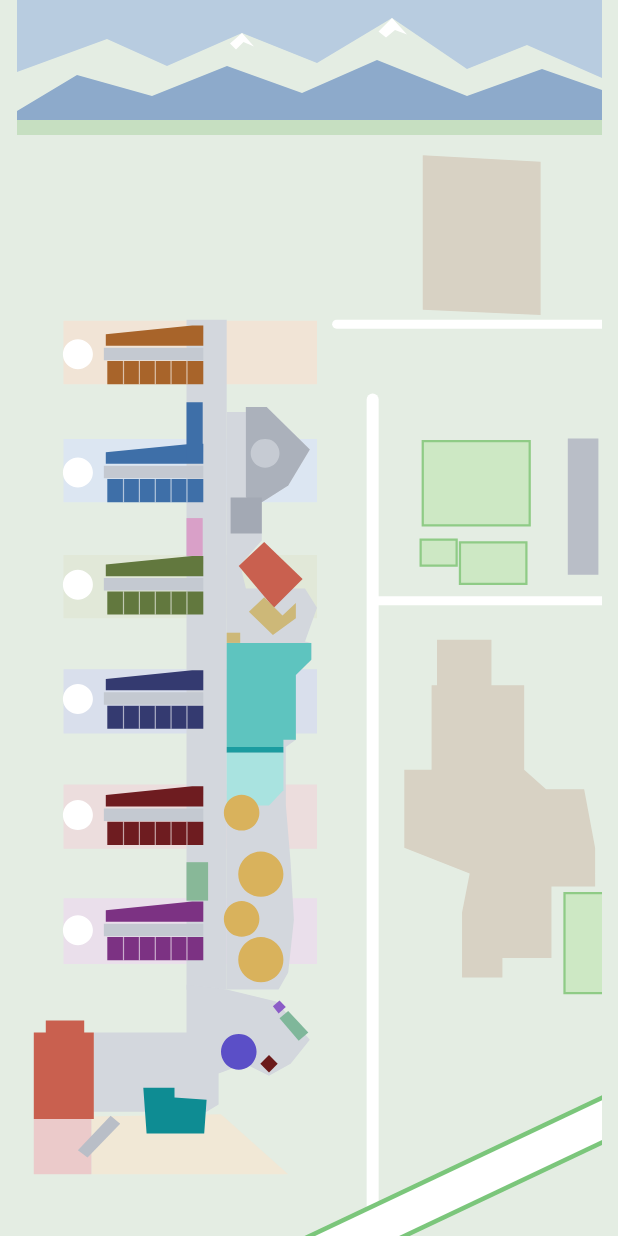
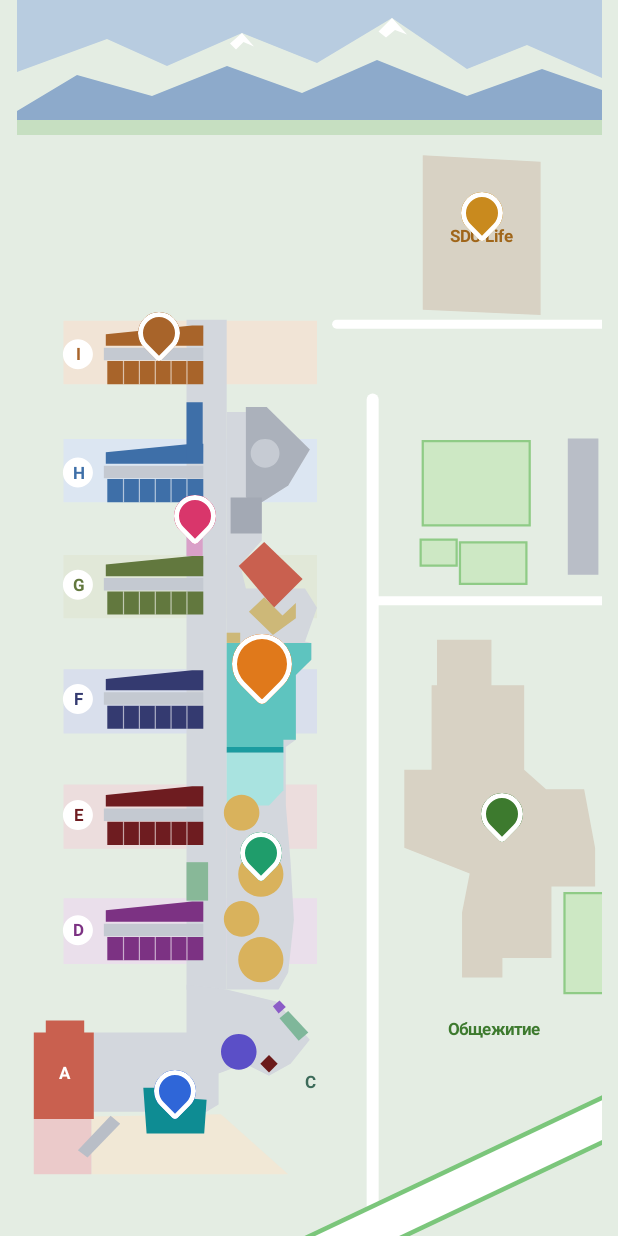
Before and after one commit to meiirzhan04/izde-sdu, an Android app built with Jetpack Compose: the @Preview function CampusMapPreview, on a phone screen of 412 x 824 dp. Run offline under Robolectric (Android 15) with nearby library versions, the phone set to English and light mode, and no system bars.

Commit message:
Add place pins and block labels to CampusMap

```diff
--- a/app/src/main/java/com/sdu/izdesdu/presentation/components/CampusMap.kt
+++ b/app/src/main/java/com/sdu/izdesdu/presentation/components/CampusMap.kt
@@ -2,22 +2,39 @@ package com.sdu.izdesdu.presentation.components
 
 import androidx.compose.foundation.Image
 import androidx.compose.foundation.background
+import androidx.compose.foundation.clickable
 import androidx.compose.foundation.layout.Box
 import androidx.compose.foundation.layout.fillMaxSize
+import androidx.compose.foundation.layout.offset
+import androidx.compose.foundation.layout.padding
 import androidx.compose.foundation.layout.requiredSize
+import androidx.compose.foundation.layout.size
 import androidx.compose.foundation.rememberScrollState
+import androidx.compose.foundation.shape.CircleShape
 import androidx.compose.foundation.verticalScroll
+import androidx.compose.material3.Text
 import androidx.compose.runtime.Composable
 import androidx.compose.ui.Alignment
 import androidx.compose.ui.Modifier
+import androidx.compose.ui.draw.clip
+import androidx.compose.ui.graphics.Color
 import androidx.compose.ui.layout.ContentScale
 import androidx.compose.ui.res.painterResource
+import androidx.compose.ui.text.font.FontWeight
 import androidx.compose.ui.tooling.preview.Preview
 import androidx.compose.ui.unit.dp
+import androidx.compose.ui.unit.sp
 import com.sdu.izdesdu.R
+import com.sdu.izdesdu.data.repository.PlaceRepositoryImpl
+import com.sdu.izdesdu.domain.model.Place
 
 @Composable
-fun CampusMap(modifier: Modifier = Modifier) {
+fun CampusMap(
+    places: List<Place>,
+    selectedId: String?,
+    onPinClick: (String) -> Unit,
+    modifier: Modifier = Modifier
+) {
     Box(
         modifier = modifier
             .background(IzdeColors.MapBackground)
@@ -31,12 +48,83 @@ fun CampusMap(modifier: Modifier = Modifier) {
                 contentScale = ContentScale.FillBounds,
                 modifier = Modifier.fillMaxSize()
             )
+
+            MapLabel("I", 40.6f, 236.2f, Color(0xFFA8642A))
+            MapLabel("H", 40.6f, 315.0f, Color(0xFF3E6FA8))
+            MapLabel("G", 40.6f, 389.8f, Color(0xFF62783E))
+            MapLabel("F", 40.6f, 466.0f, Color(0xFF343A70))
+            MapLabel("E", 40.6f, 543.4f, Color(0xFF6E1C20))
+            MapLabel("D", 40.6f, 620.2f, Color(0xFF7C3283))
+            MapLabel("A", 31.0f, 715.0f, Color.White)
+            MapLabel("B", 105.6f, 740.0f, Color.White)
+            MapLabel("C", 195.2f, 721.0f, Color(0xFF3D6B5A))
+            MapLabel("SDU Life", 309.8f, 157.0f, Color(0xFFA0661A), width = 90f)
+            MapLabel("Общежитие", 317.8f, 686.0f, Color(0xFF3D7A2E), width = 90f)
+
+            YouAreHere(modifier = Modifier.offset(x = 96.dp, y = 845.dp))
+
+            places.forEach { place ->
+                val isSelected = place.id == selectedId
+                val pinSize = if (isSelected) 40.dp else 28.dp
+
+                PlacePin(
+                    color = place.color,
+                    size = pinSize,
+                    modifier = Modifier
+                        .offset(
+                            x = place.mapX.dp - pinSize / 2,
+                            y = place.mapY.dp - pinSize
+                        )
+                        .clickable { onPinClick(place.id) }
+                )
+            }
         }
     }
+}
+
+@Composable
+fun MapLabel(
+    text: String,
+    x: Float,
+    y: Float,
+    color: Color,
+    width: Float = 20f
+) {
+    Box(
+        modifier = Modifier
+            .offset(x = (x - width / 2).dp, y = (y - 10).dp)
+            .size(width = width.dp, height = 20.dp),
+        contentAlignment = Alignment.Center
+    ) {
+        Text(
+            text = text,
+            color = color,
+            fontSize = 11.sp,
+            fontWeight = FontWeight.Bold
+        )
+    }
+}
+
+@Composable
+fun YouAreHere(modifier: Modifier = Modifier) {
+    Box(
+        modifier = modifier
+            .size(16.dp)
+            .clip(CircleShape)
+            .background(Color.White)
+            .padding(3.dp)
+            .clip(CircleShape)
+            .background(IzdeColors.Primary)
+    )
 }
 
 @Preview(widthDp = 390, heightDp = 844)
 @Composable
 fun CampusMapPreview() {
-    CampusMap(modifier = Modifier.fillMaxSize())
+    CampusMap(
+        places = PlaceRepositoryImpl().getPlaces(),
+        selectedId = "canteen",
+        onPinClick = {},
+        modifier = Modifier.fillMaxSize()
+    )
 }
```
